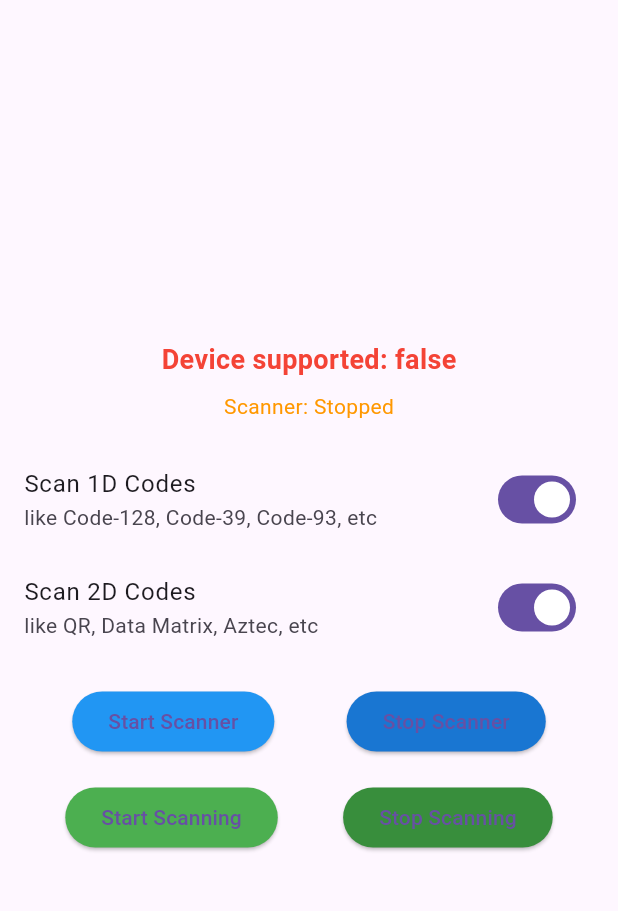
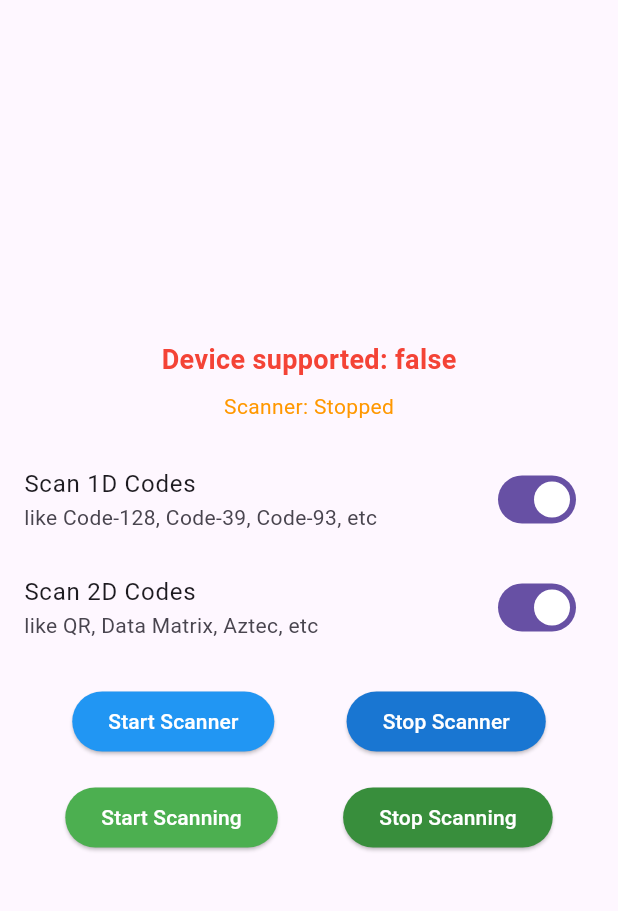
Before and after one commit to luis901101/honeywell_scanner, a Flutter app: the screen it shows after launch, on a phone screen of 412 x 824 dp, the part 63-974 px from its top. Run offline on Flutter 3.47's test engine with Material 3 defaults, Android fonts, the phone set to English and light mode, and no system bars.

Commit message:
- Example project updated to adjust to latest flutter version.

```diff
--- a/example/lib/main.dart
+++ b/example/lib/main.dart
@@ -9,10 +9,10 @@
 }
 
 class MyApp extends StatefulWidget {
-  const MyApp({Key? key}) : super(key: key);
+  const MyApp({super.key});
 
   @override
-  _MyAppState createState() => _MyAppState();
+  State createState() => _MyAppState();
 }
 
 class _MyAppState extends State<MyApp>
@@ -187,18 +187,20 @@
                     mainAxisAlignment: MainAxisAlignment.spaceEvenly,
                     children: [
                       ElevatedButton(
+                        style: ElevatedButton.styleFrom(
+                          backgroundColor: Colors.blue,
+                          foregroundColor: Colors.white,
+                        ),
+                        onPressed: () => onClick(BTN_START_SCANNER),
                         child: const Text("Start Scanner"),
-                        style: ButtonStyle(
-                            backgroundColor:
-                                MaterialStateProperty.all(Colors.blue)),
-                        onPressed: () => onClick(BTN_START_SCANNER),
                       ),
                       ElevatedButton(
+                        style: ElevatedButton.styleFrom(
+                          backgroundColor: Colors.blue.shade700,
+                          foregroundColor: Colors.white,
+                        ),
+                        onPressed: () => onClick(BTN_STOP_SCANNER),
                         child: const Text("Stop Scanner"),
-                        style: ButtonStyle(
-                            backgroundColor: MaterialStateProperty.all(
-                                Colors.blue.shade700)),
-                        onPressed: () => onClick(BTN_STOP_SCANNER),
                       ),
                     ],
                   ),
@@ -207,18 +209,20 @@
                     mainAxisAlignment: MainAxisAlignment.spaceEvenly,
                     children: [
                       ElevatedButton(
+                        style: ElevatedButton.styleFrom(
+                          backgroundColor: Colors.green,
+                          foregroundColor: Colors.white,
+                        ),
+                        onPressed: () => onClick(BTN_START_SCANNING),
                         child: const Text("Start Scanning"),
-                        style: ButtonStyle(
-                            backgroundColor:
-                                MaterialStateProperty.all(Colors.green)),
-                        onPressed: () => onClick(BTN_START_SCANNING),
                       ),
                       ElevatedButton(
+                        style: ElevatedButton.styleFrom(
+                          backgroundColor: Colors.green.shade700,
+                          foregroundColor: Colors.white,
+                        ),
+                        onPressed: () => onClick(BTN_STOP_SCANNING),
                         child: const Text("Stop Scanning"),
-                        style: ButtonStyle(
-                            backgroundColor: MaterialStateProperty.all(
-                                Colors.green.shade700)),
-                        onPressed: () => onClick(BTN_STOP_SCANNING),
                       ),
                     ],
                   ),
--- a/example/pubspec.yaml
+++ b/example/pubspec.yaml
@@ -3,7 +3,8 @@
 publish_to: 'none'
 
 environment:
-  sdk: '>=2.12.0 <3.0.0'
+  sdk: '>=3.0.0 <4.0.0'
+  flutter: '>=3.3.0'
 
 dependencies:
   flutter:
@@ -14,7 +15,7 @@
 dev_dependencies:
   flutter_test:
     sdk: flutter
-  flutter_lints: ^1.0.4
+  flutter_lints: ^5.0.0
 
 
 # For information on the generic Dart part of this file, see the
```
Also changed, not shown: example/pubspec.lock, 5 other files.
